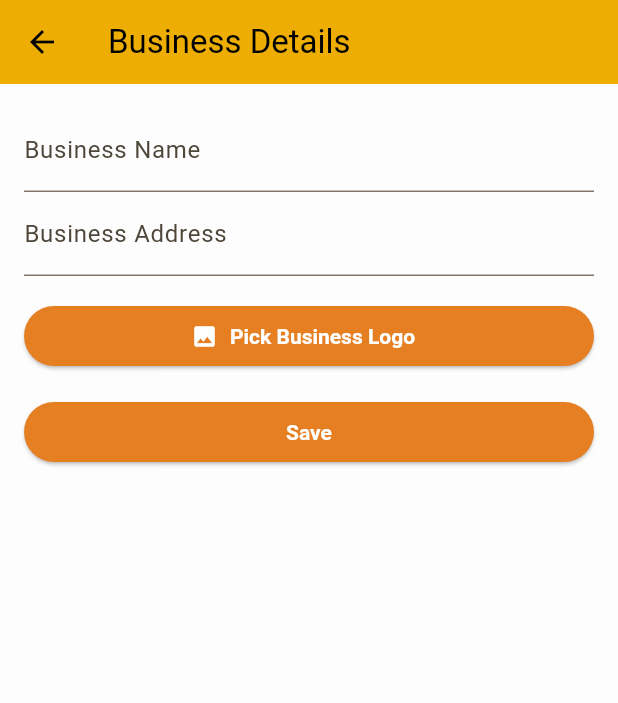
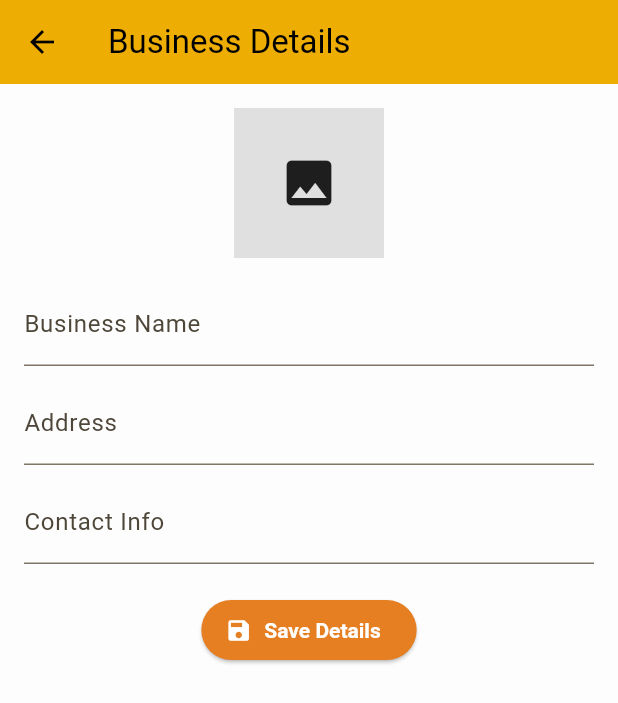
Before and after one commit to dhanushka47/weight_gauge_app, a Flutter app: the BusinessDetailsPage screen opened directly, on a phone screen of 412 x 824 dp. Shown: the top 703 px of the screen. Run offline on Flutter 3.47's test engine with Material 3 defaults, Android fonts, the phone set to English and light mode, and no system bars; our stand-ins replace image_picker, pdf, permission_handler, printing, shared_preferences, sqflite; accounts and stored records are empty.

```diff
--- a/lib/pages/business_details_page.dart
+++ b/lib/pages/business_details_page.dart
@@ -4,71 +4,102 @@ import 'package:image_picker/image_picker.dart';
 import 'package:shared_preferences/shared_preferences.dart';
 
 class BusinessDetailsPage extends StatefulWidget {
-  const BusinessDetailsPage({Key? key}) : super(key: key);
+  const BusinessDetailsPage({super.key});
 
   @override
   State<BusinessDetailsPage> createState() => _BusinessDetailsPageState();
 }
 
 class _BusinessDetailsPageState extends State<BusinessDetailsPage> {
-  final nameController = TextEditingController();
-  final addressController = TextEditingController();
-  File? logoImage;
+  final _nameController = TextEditingController();
+  final _addressController = TextEditingController();
+  final _contactController = TextEditingController();
+  File? _logoFile;
 
   @override
   void initState() {
     super.initState();
-    _loadSavedData();
+    _loadSavedDetails();
   }
 
-  Future<void> _loadSavedData() async {
+  Future<void> _loadSavedDetails() async {
     final prefs = await SharedPreferences.getInstance();
-    nameController.text = prefs.getString('business_name') ?? '';
-    addressController.text = prefs.getString('business_address') ?? '';
-    final logoPath = prefs.getString('business_logo');
-    if (logoPath != null && File(logoPath).existsSync()) {
-      setState(() => logoImage = File(logoPath));
+    _nameController.text = prefs.getString('bizName') ?? '';
+    _addressController.text = prefs.getString('bizAddress') ?? '';
+    _contactController.text = prefs.getString('bizContact') ?? '';
+    final path = prefs.getString('logoPath');
+    if (path != null && File(path).existsSync()) {
+      setState(() => _logoFile = File(path));
     }
-  }
-
-  Future<void> _saveData() async {
-    final prefs = await SharedPreferences.getInstance();
-    await prefs.setString('business_name', nameController.text);
-    await prefs.setString('business_address', addressController.text);
-    if (logoImage != null) {
-      await prefs.setString('business_logo', logoImage!.path);
-    }
-    ScaffoldMessenger.of(context).showSnackBar(SnackBar(content: Text('Saved successfully')));
   }
 
   Future<void> _pickLogo() async {
     final picked = await ImagePicker().pickImage(source: ImageSource.gallery);
     if (picked != null) {
-      setState(() => logoImage = File(picked.path));
+      final prefs = await SharedPreferences.getInstance();
+      await prefs.setString('logoPath', picked.path);
+      setState(() => _logoFile = File(picked.path));
     }
+  }
+
+  Future<void> _saveBusinessDetails() async {
+    final prefs = await SharedPreferences.getInstance();
+    await prefs.setString('bizName', _nameController.text.trim());
+    await prefs.setString('bizAddress', _addressController.text.trim());
+    await prefs.setString('bizContact', _contactController.text.trim());
+
+    ScaffoldMessenger.of(context).showSnackBar(
+      const SnackBar(content: Text("Business details saved")),
+    );
+  }
+
+  @override
+  void dispose() {
+    _nameController.dispose();
+    _addressController.dispose();
+    _contactController.dispose();
+    super.dispose();
   }
 
   @override
   Widget build(BuildContext context) {
     return Scaffold(
-      appBar: AppBar(title: Text('Business Details')),
-      body: Padding(
+      appBar: AppBar(title: const Text('Business Details')),
+      body: SingleChildScrollView(
         padding: const EdgeInsets.all(16),
-        child: ListView(
+        child: Column(
           children: [
-            TextField(controller: nameController, decoration: InputDecoration(labelText: 'Business Name')),
-            TextField(controller: addressController, decoration: InputDecoration(labelText: 'Business Address')),
-            SizedBox(height: 16),
+            GestureDetector(
+              onTap: _pickLogo,
+              child: _logoFile == null
+                  ? Container(
+                width: 100,
+                height: 100,
+                color: Colors.grey[300],
+                child: const Icon(Icons.image, size: 40),
+              )
+                  : Image.file(_logoFile!, height: 100),
+            ),
+            const SizedBox(height: 16),
+            TextField(
+              controller: _nameController,
+              decoration: const InputDecoration(labelText: 'Business Name'),
+            ),
+            const SizedBox(height: 10),
+            TextField(
+              controller: _addressController,
+              decoration: const InputDecoration(labelText: 'Address'),
+            ),
+            const SizedBox(height: 10),
+            TextField(
+              controller: _contactController,
+              decoration: const InputDecoration(labelText: 'Contact Info'),
+            ),
+            const SizedBox(height: 20),
             ElevatedButton.icon(
-              onPressed: _pickLogo,
-              icon: Icon(Icons.image),
-              label: Text('Pick Business Logo'),
-            ),
-            if (logoImage != null) Image.file(logoImage!, height: 100),
-            SizedBox(height: 16),
-            ElevatedButton(
-              onPressed: _saveData,
-              child: Text('Save'),
+              icon: const Icon(Icons.save),
+              label: const Text('Save Details'),
+              onPressed: _saveBusinessDetails,
             ),
           ],
         ),
```
Also changed, not shown: lib/pages/quotation_page.dart (+37 -22 lines), lib/utils/pdf_generator.dart (added, +45 -0 lines).
